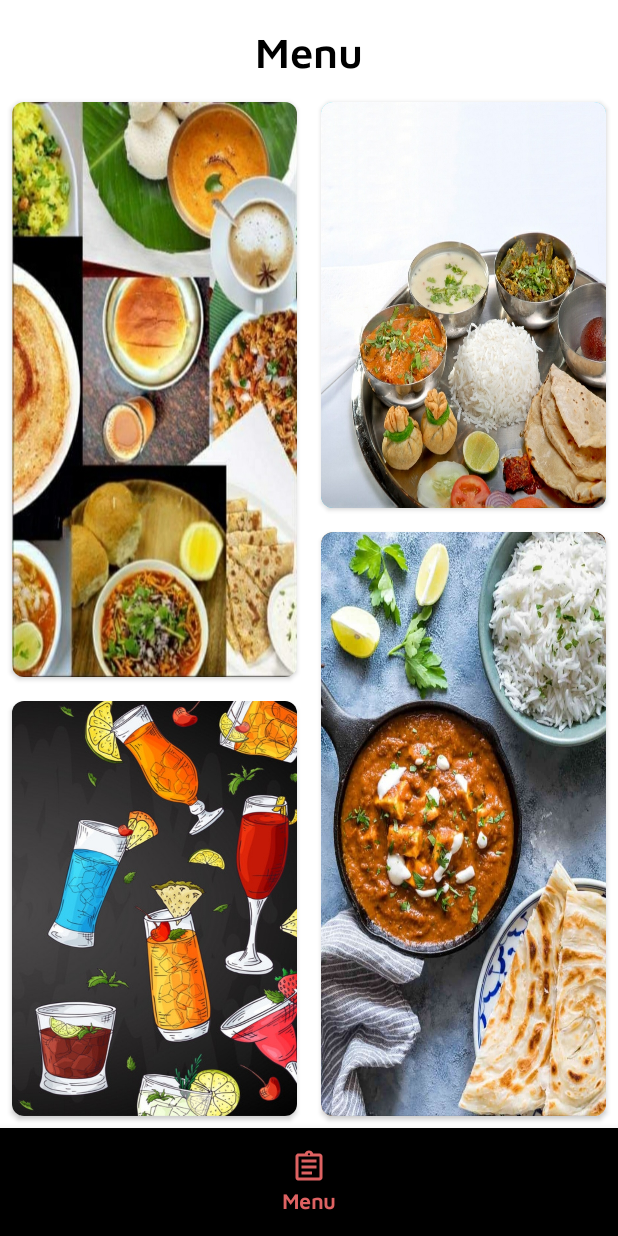
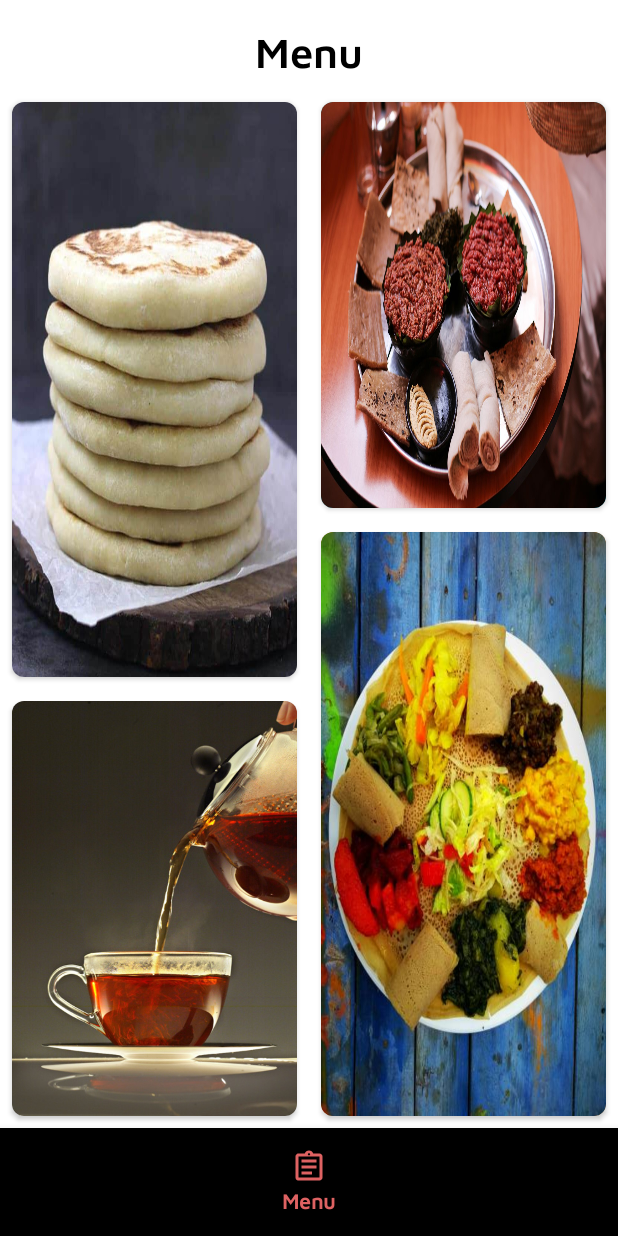
Before and after one commit to filiksyos/Canteen-management-user, an Android app: the screen it shows after launch once a user with an empty profile is signed in (HomeActivity), item 2 of the bottom bar chosen, on a phone screen of 412 x 824 dp. Run offline under Robolectric (Android 15) with nearby library versions, the phone set to English and light mode, and no system bars; our stand-ins replace Firebase (no records; nobody signed in at launch, a user with empty details on screens opened directly), data binding; 4 statements that could not run were skipped.

Commit message:
home removal commit

```diff
--- a/app/src/main/java/com/canteenmanagment/Fragment/MenuFragment.kt
+++ b/app/src/main/java/com/canteenmanagment/Fragment/MenuFragment.kt
@@ -28,10 +28,12 @@ class MenuFragment : Fragment(), View.OnClickListener, View.OnLongClickListener
         _binding = FragmentMenuBinding.inflate(inflater,container,false)
 
 
+        // Bind category names to layout views for display
         binding.snacks = Food.Category.SNACKS.value
-        binding.fixThali = Food.Category.FIX_THALI.value
+        binding.animal = Food.Category.ANIMAL.value
         binding.drinks = Food.Category.DRINKS.value
-        binding.punjabiMeal = Food.Category.PUNJABI_MEAL.value
+        binding.vegan = Food.Category.VEGAN.value
+
 
         binding.CL1.setOnClickListener(this)
         binding.CL2.setOnClickListener(this)
@@ -57,7 +59,7 @@ class MenuFragment : Fragment(), View.OnClickListener, View.OnLongClickListener
                 options = ActivityOptionsCompat.makeSceneTransitionAnimation(activity as Activity,binding.CL1,"open_transition")
             }
             R.id.CL2 -> {
-                i.putExtra(CATEGORY_NAME,Food.Category.FIX_THALI.value)
+                i.putExtra(CATEGORY_NAME,Food.Category.ANIMAL.value)
                 options = ActivityOptionsCompat.makeSceneTransitionAnimation(activity as Activity,binding.CL2,"open_transition")
             }
             R.id.CL3 ->{
@@ -65,7 +67,7 @@ class MenuFragment : Fragment(), View.OnClickListener, View.OnLongClickListener
                 options = ActivityOptionsCompat.makeSceneTransitionAnimation(activity as Activity,binding.CL3,"open_transition")
             }
             R.id.CL4 -> {
-                i.putExtra(CATEGORY_NAME,Food.Category.PUNJABI_MEAL.value)
+                i.putExtra(CATEGORY_NAME,Food.Category.VEGAN.value)
                 options = ActivityOptionsCompat.makeSceneTransitionAnimation(activity as Activity,binding.CL4,"open_transition")
             }
         }
--- a/app/src/main/java/com/canteenmanagment/ui/FoodList/FoodListRecyclerViewAdapter.kt
+++ b/app/src/main/java/com/canteenmanagment/ui/FoodList/FoodListRecyclerViewAdapter.kt
@@ -21,7 +21,7 @@ class FoodListRecyclerViewAdapter(val foodList : List<Food>, val listner: ClickL
 
     override fun onBindViewHolder(holder: ViewHolder, position: Int) {
         holder.binding.TVTitle.text = foodList.get(position).name
-        holder.binding.TVPrice.text = foodList.get(position).price.toString() + " Rs."
+        holder.binding.TVPrice.text = foodList.get(position).price.toString() + " Birr."
 
         if(!foodList.get(position).available){
             holder.binding.TVNotAvailable.visibility = View.VISIBLE
--- a/app/src/main/res/layout/fragment_menu.xml
+++ b/app/src/main/res/layout/fragment_menu.xml
@@ -7,9 +7,9 @@
 
     <data>
         <variable name="Snacks" type="String" />
-        <variable name="Fix_thali" type="String" />
+        <variable name="Animal" type="String" />
         <variable name="Drinks" type="String" />
-        <variable name="Punjabi_meal" type="String" />
+        <variable name="Vegan" type="String" />
     </data>
 
     <androidx.constraintlayout.widget.ConstraintLayout
@@ -83,7 +83,7 @@
                 android:layout_width="match_parent"
                 android:layout_height="match_parent"
                 android:scaleType="fitXY"
-                android:src="@drawable/fix_thali" />
+                android:src="@drawable/animal" />
 
             <androidx.constraintlayout.widget.ConstraintLayout
                 android:id="@+id/CL2"
@@ -95,8 +95,8 @@
                     style="@style/menu_title_style"
                     android:layout_width="wrap_content"
                     android:layout_height="wrap_content"
-                    android:text="@{Fix_thali}"
-                    tools:text="Fix Thali"
+                    android:text="@{Animal}"
+                    tools:text="Animal"
                     app:layout_constraintBottom_toBottomOf="parent"
                     app:layout_constraintEnd_toEndOf="parent"
                     app:layout_constraintStart_toStartOf="parent"
@@ -122,7 +122,7 @@
                 android:layout_width="match_parent"
                 android:layout_height="match_parent"
                 android:scaleType="fitXY"
-                android:src="@drawable/juice" />
+                android:src="@drawable/drinks" />
 
             <androidx.constraintlayout.widget.ConstraintLayout
                 android:id="@+id/CL3"
@@ -163,7 +163,7 @@
                 android:layout_width="match_parent"
                 android:layout_height="match_parent"
                 android:scaleType="fitXY"
-                android:src="@drawable/sabji_roti" />
+                android:src="@drawable/vegan" />
 
             <androidx.constraintlayout.widget.ConstraintLayout
                 android:id="@+id/CL4"
@@ -175,8 +175,8 @@
                     style="@style/menu_title_style"
                     android:layout_width="wrap_content"
                     android:layout_height="wrap_content"
-                    android:text="@{Punjabi_meal}"
-                    tools:text="Punjabi Meal"
+                    android:text="@{Vegan}"
+                    tools:text="Vegan"
                     android:textAlignment="center"
                     app:layout_constraintBottom_toBottomOf="parent"
                     app:layout_constraintEnd_toEndOf="parent"
--- a/build.gradle
+++ b/build.gradle
@@ -6,7 +6,7 @@ buildscript {
         jcenter()
     }
     dependencies {
-        classpath 'com.android.tools.build:gradle:8.5.0-beta02'
+        classpath 'com.android.tools.build:gradle:8.5.2'
         classpath "org.jetbrains.kotlin:kotlin-gradle-plugin:$kotlin_version"
         classpath 'com.google.gms:google-services:4.3.14'
         // NOTE: Do not place your application dependencies here; they belong
--- a/canteen_managment_library/build.gradle
+++ b/canteen_managment_library/build.gradle
@@ -16,8 +16,6 @@ android {
         minSdk 21
         //noinspection EditedTargetSdkVersion,ExpiredTargetSdkVersion
         targetSdk 33
-        versionCode 1
-        versionName "1.0"
 
         testInstrumentationRunner "androidx.test.runner.AndroidJUnitRunner"
     }
--- a/canteen_managment_library/src/main/java/com/canteenmanagment/canteen_managment_library/models/Food.kt
+++ b/canteen_managment_library/src/main/java/com/canteenmanagment/canteen_managment_library/models/Food.kt
@@ -63,9 +63,8 @@ data class Food(
 
     enum class Category(val value : String) {
         SNACKS("Snacks"),
-        FIX_THALI("Fix Thali"),
+        ANIMAL("Animal"),
         DRINKS("Drinks"),
-        PUNJABI_MEAL("Punjabi Meal")
+        VEGAN("Vegan")
     }
-
 }
```
Also changed, not shown: app/src/main/res/drawable-v24/animal.jpg (added), app/src/main/res/drawable-v24/drinks.jpg (added), app/src/main/res/drawable-v24/snacks.jpg (added), app/src/main/res/drawable-v24/vegan.jpg (added), app/src/main/res/drawable/fix_thali.jpg (deleted), app/src/main/res/drawable/juice.jpg (deleted), app/src/main/res/drawable/sabji_roti.jpg (deleted), app/src/main/res/drawable/snacks.jpg (deleted), 1 other file.
